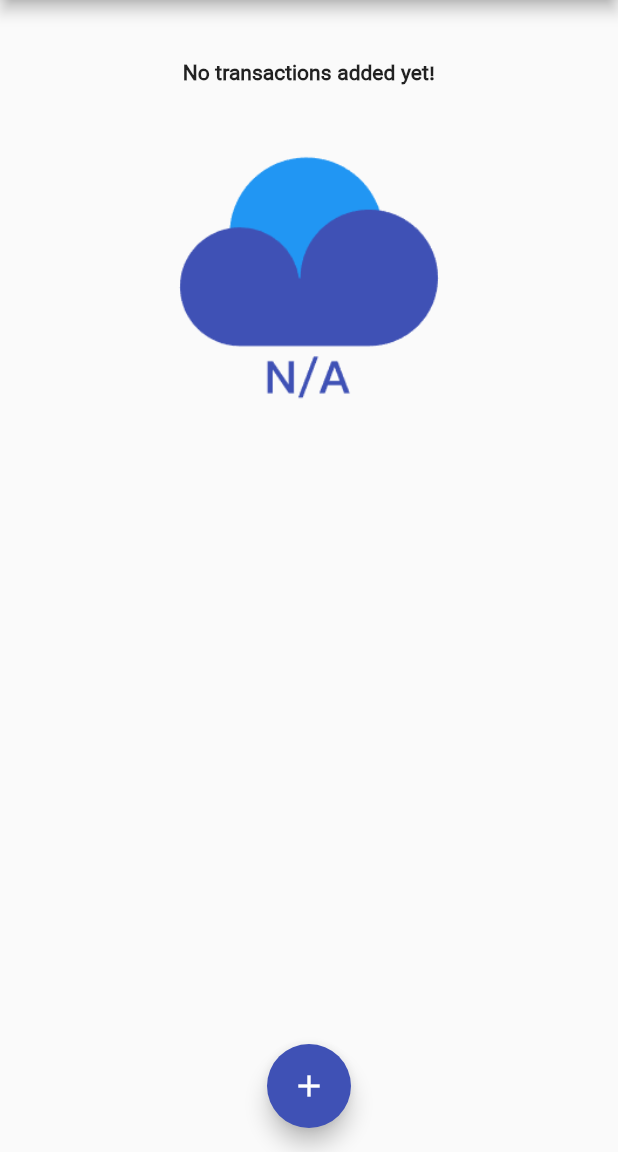
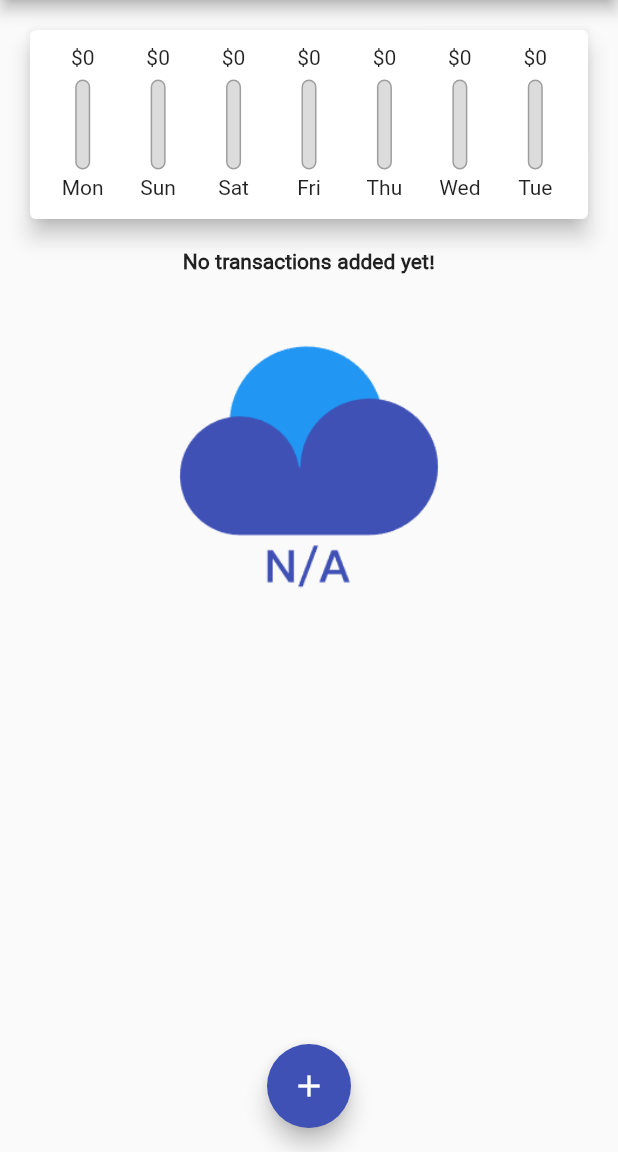
Before and after one commit to khakestari/personal_expenses_app, a Flutter app: the screen it shows after launch, on a phone screen of 412 x 824 dp, the part 84-1236 px from its top. Run offline on Flutter 3.47's test engine with Material 2 defaults, Android fonts, the phone set to English and light mode, and no system bars; our stand-ins replace flutter_svg.

Commit message:
now we can view transactions on bar chart

```diff
--- a/lib/widgets/chart.dart
+++ b/lib/widgets/chart.dart
@@ -1,6 +1,9 @@
+import 'dart:convert';
+
 import 'package:flutter/material.dart';
 import 'package:intl/intl.dart';
 
+import './chart_bar.dart';
 import '../models/transaction.dart';
 
 class Chart extends StatelessWidget {
@@ -22,15 +25,35 @@ class Chart extends StatelessWidget {
     });
   }
 
+  double get totalSpendeing {
+    return groupedTransactionsValues.fold(0.0, (previousValue, element) {
+      return previousValue + (element['amount'] as double);
+    });
+  }
 
   @override
   Widget build(BuildContext context) {
     // print(groupedTransactionsValues.toString());
     return Card(
       elevation: 6,
+
       margin: EdgeInsets.all(20),
-      child: Row(
-        children: <Widget>[],
+      child: Padding(
+        padding: EdgeInsets.all(10),
+        child: Row(
+          mainAxisAlignment: MainAxisAlignment.spaceAround,
+          children: groupedTransactionsValues.map((data) {
+            return Flexible(
+              fit: FlexFit.tight,
+              child: ChartBar(
+                  data['day'].toString(),
+                  data['amount'] as double,
+                  totalSpendeing == 0.0
+                      ? 0.0
+                      : (data['amount'] as double) / totalSpendeing),
+            );
+          }).toList(),
+        ),
       ),
     );
   }
--- /dev/null
+++ b/lib/widgets/chart_bar.dart
@@ -0,0 +1,50 @@
+import 'package:flutter/foundation.dart';
+import 'package:flutter/material.dart';
+
+class ChartBar extends StatelessWidget {
+  final String lable;
+  final double spendingAmount;
+  final double spendingPctOfTotal;
+
+  ChartBar(this.lable, this.spendingAmount, this.spendingPctOfTotal);
+
+  @override
+  Widget build(BuildContext context) {
+    return Column(
+      children: <Widget>[
+        FittedBox(child: Text('\$${spendingAmount.toStringAsFixed(0)}')),
+        SizedBox(
+          height: 4,
+        ),
+        Container(
+          height: 60,
+          width: 10,
+          child: Stack(
+            children: <Widget>[
+              Container(
+                decoration: BoxDecoration(
+                  border: Border.all(color: Colors.grey, width: 1.0),
+                  color: Color.fromRGBO(220, 220, 220, 1),
+                  borderRadius: BorderRadius.circular(10),
+                ),
+              ),
+              FractionallySizedBox(
+                heightFactor: spendingPctOfTotal,
+                child: Container(
+                  decoration: BoxDecoration(
+                    color: Theme.of(context).primaryColor,
+                    borderRadius: BorderRadius.circular(10),
+                  ),
+                ),
+              ),
+            ],
+          ),
+        ),
+        SizedBox(
+          height: 4,
+        ),
+        Text(lable),
+      ],
+    );
+  }
+}
```
